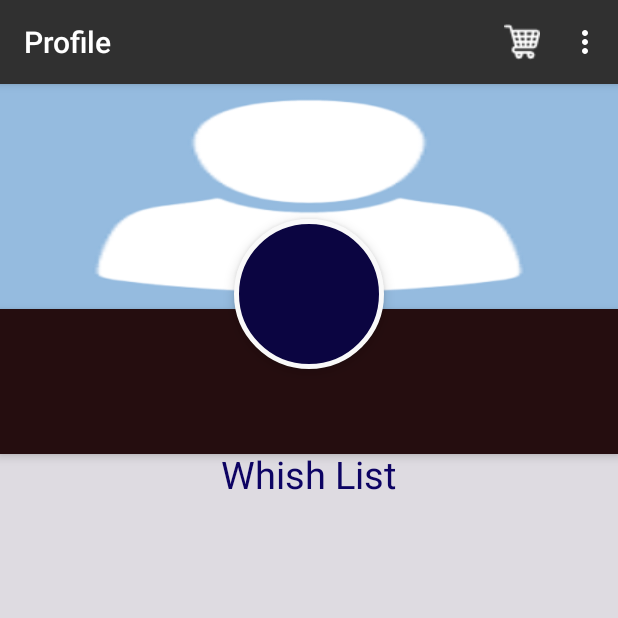
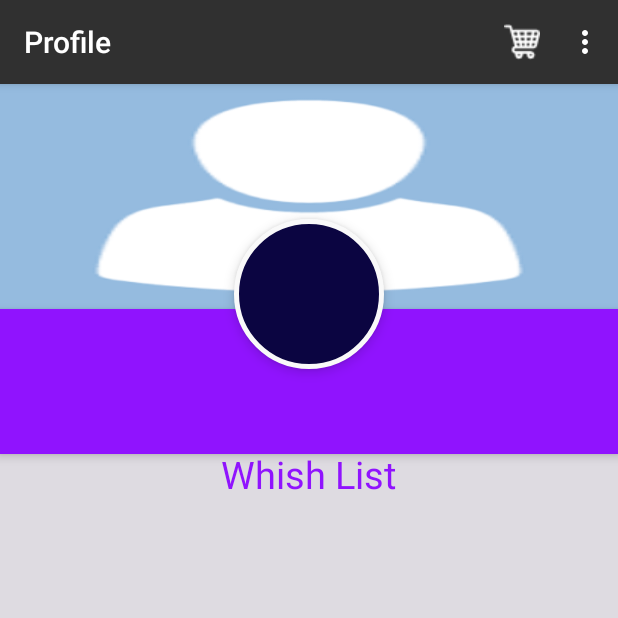
Before and after one commit to HussainHaider/Manwa, an Android app: the userProfile screen opened directly, with no data from a screen before it, on a phone screen of 412 x 824 dp, the top half of it. Run offline under Robolectric (Android 15) with nearby library versions, the phone set to English and light mode, and no system bars; libraries missing offline, so code that uses them is left out: com.amulyakhare.textdrawable; 6 statements that could not run were skipped.

Commit message:
8th  Commit

```diff
--- a/app/src/main/java/com/example/hp/smdproject/SignIn.java
+++ b/app/src/main/java/com/example/hp/smdproject/SignIn.java
@@ -23,10 +23,10 @@ public class SignIn extends AppCompatActivity {
     JSONParser jsonParser = new JSONParser();
     // url to create new product
     JSONArray products = null;
-    private static String url_create_product = "https://stopshop321.000webhostapp.com/login_check.php";
+    private static String url_create_product = "https://stopshop321.000webhostapp.com/login_check2.php";
     // JSON Node names
     private static final String TAG_SUCCESS = "success";
-    private static final String TAG_GAME_NAME = "productdetails";
+    private static final String TAG_GAME_NAME = "User_detail";
     private static final String TAG_ID = "ID";
     private static final String TAG_NAME = "Name";
     private static final String TAG_ADDRESS = "Address";
@@ -132,7 +132,7 @@ public class SignIn extends AppCompatActivity {
 
 
 
-                    Intent intent = new Intent(getApplicationContext(), Show_items.class);
+                    Intent intent = new Intent(getApplicationContext(), HomeActivity.class);
                     startActivity(intent);
                     // closing this screen
                     finish();
--- a/app/src/main/res/layout/activity_user_profile.xml
+++ b/app/src/main/res/layout/activity_user_profile.xml
@@ -26,7 +26,6 @@
                 android:layout_width="match_parent"
                 android:layout_height="150dp"
                 android:scaleType="fitXY"
-
                 android:background="#000000"
                 />
             <!-- android:src="@drawable/navigation_header_image"-->
@@ -53,7 +52,7 @@
                 android:layout_width="match_parent"
                 android:layout_height="wrap_content"
                 android:layout_below="@+id/header_cover_image"
-                android:background="@color/lightRed"
+                android:background="@color/theme1"
                 android:elevation="4dp"
                 android:paddingBottom="24dp">
 
@@ -89,7 +88,7 @@
                 android:layout_centerHorizontal="true"
                 android:layout_marginTop="-4dp"
                 android:text="Whish List"
-                android:textColor="@color/BackColor"
+                android:textColor="@color/theme1"
                 android:textSize="25sp" />
 
 
--- a/app/src/main/res/menu/activity_home_drawer.xml
+++ b/app/src/main/res/menu/activity_home_drawer.xml
@@ -18,7 +18,7 @@
         <item
             android:id="@+id/nav_manage"
             android:icon="@drawable/ic_menu_manage"
-            android:title="Tools" />
+            android:title="Help" />
 
         <item
             android:id="@+id/nav_salebtn"
```
